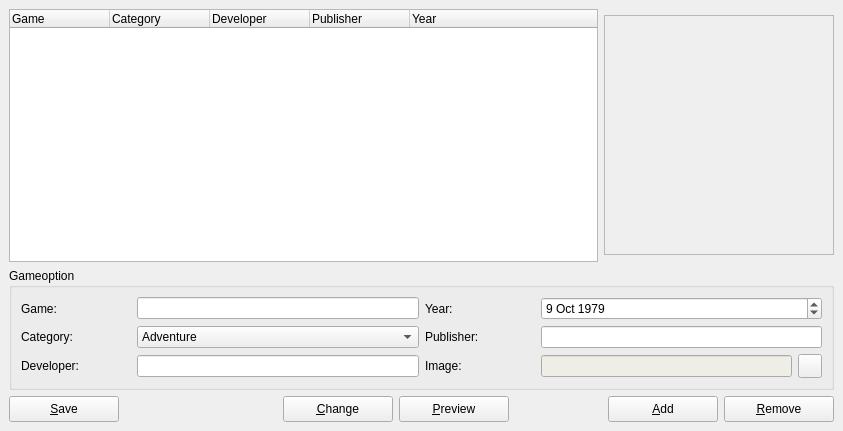
The window that ui/gamesettings.ui (LasDesu/DBoxFE) describes before a commit, drawn with Qt 5.
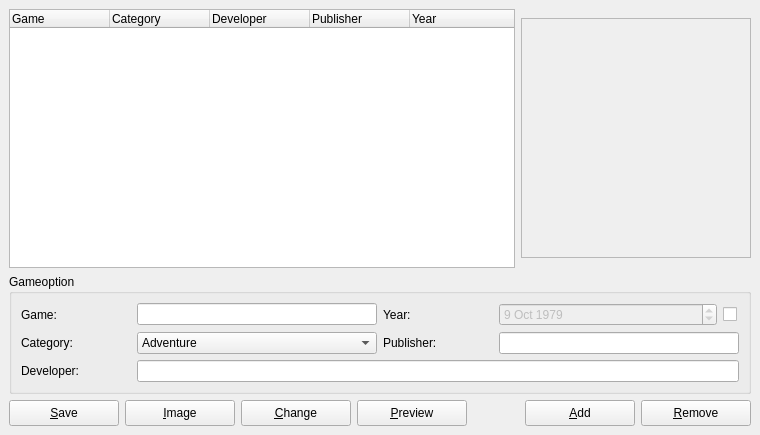
The same window after the commit. Icons and pictures are not drawn.

Commit message: * new XMLPreferences Class from OsDab project 	* fixed a small bug in XMLPreferences.cpp

What changed in the file:
```diff
--- a/ui/gamesettings.ui
+++ b/ui/gamesettings.ui
@@ -8,8 +8,8 @@
    <rect>
     <x>0</x>
     <y>0</y>
-    <width>843</width>
-    <height>431</height>
+    <width>760</width>
+    <height>435</height>
    </rect>
   </property>
   <property name="windowTitle" >
@@ -25,7 +25,7 @@
    <property name="spacing" >
     <number>6</number>
    </property>
-   <item row="0" column="0" >
+   <item row="2" column="0" >
     <layout class="QHBoxLayout" >
      <property name="margin" >
       <number>0</number>
@@ -34,65 +34,142 @@
       <number>6</number>
      </property>
      <item>
-      <widget class="QTreeWidget" name="twGameSettings" >
-       <property name="contextMenuPolicy" >
-        <enum>Qt::CustomContextMenu</enum>
+      <widget class="QPushButton" name="btnSave" >
+       <property name="minimumSize" >
+        <size>
+         <width>110</width>
+         <height>26</height>
+        </size>
        </property>
-       <column>
-        <property name="text" >
-         <string>Game</string>
-        </property>
-       </column>
-       <column>
-        <property name="text" >
-         <string>Category</string>
-        </property>
-       </column>
-       <column>
-        <property name="text" >
-         <string>Developer</string>
-        </property>
-       </column>
-       <column>
-        <property name="text" >
-         <string>Publisher</string>
-        </property>
-       </column>
-       <column>
-        <property name="text" >
-         <string>Year</string>
-        </property>
-       </column>
+       <property name="maximumSize" >
+        <size>
+         <width>110</width>
+         <height>26</height>
+        </size>
+       </property>
+       <property name="text" >
+        <string>&amp;Save</string>
+       </property>
       </widget>
      </item>
      <item>
-      <widget class="QLabel" name="gameImage" >
+      <widget class="QPushButton" name="btnImage" >
        <property name="minimumSize" >
         <size>
-         <width>230</width>
-         <height>240</height>
+         <width>110</width>
+         <height>26</height>
         </size>
        </property>
        <property name="maximumSize" >
         <size>
-         <width>230</width>
-         <height>240</height>
+         <width>110</width>
+         <height>26</height>
         </size>
        </property>
-       <property name="frameShape" >
-        <enum>QFrame::StyledPanel</enum>
+       <property name="text" >
+        <string>&amp;Image</string>
        </property>
-       <property name="frameShadow" >
-        <enum>QFrame::Sunken</enum>
+      </widget>
+     </item>
+     <item>
+      <spacer>
+       <property name="orientation" >
+        <enum>Qt::Horizontal</enum>
        </property>
+       <property name="sizeHint" >
+        <size>
+         <width>21</width>
+         <height>26</height>
+        </size>
+       </property>
+      </spacer>
+     </item>
+     <item>
+      <widget class="QPushButton" name="btnChange" >
+       <property name="minimumSize" >
+        <size>
+         <width>110</width>
+         <height>26</height>
+        </size>
+       </property>
+       <property name="maximumSize" >
+        <size>
+         <width>110</width>
+         <height>26</height>
+        </size>
+       </property>
        <property name="text" >
-        <string/>
+        <string>&amp;Change</string>
        </property>
-       <property name="scaledContents" >
-        <bool>true</bool>
+      </widget>
+     </item>
+     <item>
+      <widget class="QPushButton" name="btnPreview" >
+       <property name="minimumSize" >
+        <size>
+         <width>110</width>
+         <height>26</height>
+        </size>
        </property>
-       <property name="buddy" >
-        <cstring>twGameSettings</cstring>
+       <property name="maximumSize" >
+        <size>
+         <width>110</width>
+         <height>26</height>
+        </size>
+       </property>
+       <property name="text" >
+        <string>&amp;Preview</string>
+       </property>
+      </widget>
+     </item>
+     <item>
+      <spacer>
+       <property name="orientation" >
+        <enum>Qt::Horizontal</enum>
+       </property>
+       <property name="sizeHint" >
+        <size>
+         <width>79</width>
+         <height>26</height>
+        </size>
+       </property>
+      </spacer>
+     </item>
+     <item>
+      <widget class="QPushButton" name="btnAdd" >
+       <property name="minimumSize" >
+        <size>
+         <width>110</width>
+         <height>26</height>
+        </size>
+       </property>
+       <property name="maximumSize" >
+        <size>
+         <width>110</width>
+         <height>26</height>
+        </size>
+       </property>
+       <property name="text" >
+        <string>&amp;Add</string>
+       </property>
+      </widget>
+     </item>
+     <item>
+      <widget class="QPushButton" name="btnRemove" >
+       <property name="minimumSize" >
+        <size>
+         <width>110</width>
+         <height>26</height>
+        </size>
+       </property>
+       <property name="maximumSize" >
+        <size>
+         <width>110</width>
+         <height>26</height>
+        </size>
+       </property>
+       <property name="text" >
+        <string>&amp;Remove</string>
        </property>
       </widget>
      </item>
@@ -110,7 +187,7 @@
       <property name="spacing" >
        <number>6</number>
       </property>
-      <item row="2" column="0" >
+      <item row="2" column="0" colspan="2" >
        <layout class="QHBoxLayout" >
         <property name="margin" >
          <number>0</number>
@@ -145,6 +222,76 @@
         </item>
        </layout>
       </item>
+      <item row="1" column="1" >
+       <layout class="QHBoxLayout" >
+        <property name="margin" >
+         <number>0</number>
+        </property>
+        <property name="spacing" >
+         <number>6</number>
+        </property>
+        <item>
+         <widget class="QLabel" name="label_4" >
+          <property name="minimumSize" >
+           <size>
+            <width>110</width>
+            <height>0</height>
+           </size>
+          </property>
+          <property name="maximumSize" >
+           <size>
+            <width>110</width>
+            <height>16777215</height>
+           </size>
+          </property>
+          <property name="text" >
+           <string>Publisher:</string>
+          </property>
+          <property name="buddy" >
+           <cstring>LEGamePublisher</cstring>
+          </property>
+         </widget>
+        </item>
+        <item>
+         <widget class="QLineEdit" name="LEGamePublisher" />
+        </item>
+       </layout>
+      </item>
+      <item row="0" column="0" >
+       <layout class="QHBoxLayout" >
+        <property name="margin" >
+         <number>0</number>
+        </property>
+        <property name="spacing" >
+         <number>6</number>
+        </property>
+        <item>
+         <widget class="QLabel" name="label_6" >
+          <property name="minimumSize" >
+           <size>
+            <width>110</width>
+            <height>0</height>
+           </size>
+          </property>
+          <property name="maximumSize" >
+           <size>
+            <width>110</width>
+            <height>16777215</height>
+           </size>
+          </property>
+          <property name="text" >
+           <string>Game:</string>
+          </property>
+          <property name="buddy" >
+           <cstring>LEGame</cstring>
+          </property>
+         </widget>
+        </item>
+        <item>
+         <widget class="QLineEdit" name="LEGame" />
+        </item>
+       </layout>
+      </item>
       <item row="1" column="0" >
        <layout class="QHBoxLayout" >
         <property name="margin" >
@@ -251,41 +398,6 @@
         </item>
        </layout>
       </item>
-      <item row="0" column="0" >
-       <layout class="QHBoxLayout" >
-        <property name="margin" >
-         <number>0</number>
-        </property>
-        <property name="spacing" >
-         <number>6</number>
-        </property>
-        <item>
-         <widget class="QLabel" name="label_6" >
-          <property name="minimumSize" >
-           <size>
-            <width>110</width>
-            <height>0</height>
-           </size>
-          </property>
-          <property name="maximumSize" >
-           <size>
-            <width>110</width>
-            <height>16777215</height>
-           </size>
-          </property>
-          <property name="text" >
-           <string>Game:</string>
-          </property>
-          <property name="buddy" >
-           <cstring>LEGame</cstring>
-          </property>
-         </widget>
-        </item>
-        <item>
-         <widget class="QLineEdit" name="LEGame" />
-        </item>
-       </layout>
-      </item>
       <item row="0" column="1" >
        <layout class="QHBoxLayout" >
         <property name="margin" >
@@ -318,6 +430,9 @@
         </item>
         <item>
          <widget class="QDateEdit" name="dateEditGameYear" >
+          <property name="enabled" >
+           <bool>false</bool>
+          </property>
           <property name="date" >
            <date>
             <year>1979</year>
@@ -327,361 +442,22 @@
           </property>
          </widget>
         </item>
-       </layout>
-      </item>
-      <item row="1" column="1" >
-       <layout class="QHBoxLayout" >
-        <property name="margin" >
-         <number>0</number>
-        </property>
-        <property name="spacing" >
-         <number>6</number>
-        </property>
         <item>
-         <widget class="QLabel" name="label_4" >
+         <widget class="QCheckBox" name="chkBoxDate" >
           <property name="minimumSize" >
            <size>
-            <width>110</width>
-            <height>0</height>
+            <width>16</width>
+            <height>16</height>
            </size>
           </property>
           <property name="maximumSize" >
            <size>
-            <width>110</width>
-            <height>16777215</height>
+            <width>16</width>
+            <height>16</height>
            </size>
           </property>
-          <property name="text" >
-           <string>Publisher:</string>
-          </property>
-          <property name="buddy" >
-           <cstring>LEGamePublisher</cstring>
-          </property>
-         </widget>
-        </item>
-        <item>
-         <widget class="QLineEdit" name="LEGamePublisher" />
-        </item>
-       </layout>
-      </item>
-      <item row="2" column="1" >
-       <layout class="QHBoxLayout" >
-        <property name="margin" >
-         <number>0</number>
-        </property>
-        <property name="spacing" >
-         <number>6</number>
-        </property>
-        <item>
-         <widget class="QLabel" name="label_3" >
-          <property name="minimumSize" >
-           <size>
-            <width>110</width>
-            <height>0</height>
-           </size>
-          </property>
-          <property name="maximumSize" >
-           <size>
-            <width>110</width>
-            <height>16777215</height>
-           </size>
-          </property>
-          <property name="text" >
-           <string>Image:</string>
-          </property>
-          <property name="buddy" >
-           <cstring>LEGameImage</cstring>
-          </property>
-         </widget>
-        </item>
-        <item>
-         <widget class="QLineEdit" name="LEGameImage" >
-          <property name="enabled" >
-           <bool>false</bool>
-          </property>
-          <property name="palette" >
-           <palette>
-            <active>
-             <color>
-              <red>0</red>
-              <green>0</green>
-              <blue>0</blue>
-             </color>
-             <color>
-              <red>238</red>
-              <green>238</green>
-              <blue>230</blue>
-             </color>
-             <color>
-              <red>255</red>
-              <green>255</green>
-              <blue>255</blue>
-             </color>
-             <color>
-              <red>246</red>
-              <green>246</green>
-              <blue>242</blue>
-             </color>
-             <color>
-              <red>119</red>
-              <green>119</green>
-              <blue>115</blue>
-             </color>
-             <color>
-              <red>159</red>
-              <green>159</green>
-              <blue>153</blue>
-             </color>
-             <color>
-              <red>0</red>
-              <green>0</green>
-              <blue>0</blue>
-             </color>
-             <color>
-              <red>255</red>
-              <green>255</green>
-              <blue>255</blue>
-             </color>
-             <color>
-              <red>0</red>
-              <green>0</green>
-              <blue>0</blue>
-             </color>
-             <color>
-              <red>255</red>
-              <green>255</green>
-              <blue>255</blue>
-             </color>
-             <color>
-              <red>238</red>
-              <green>238</green>
-              <blue>230</blue>
-             </color>
-             <color>
-              <red>0</red>
-              <green>0</green>
-              <blue>0</blue>
-             </color>
-             <color>
-              <red>0</red>
-              <green>0</green>
-              <blue>128</blue>
-             </color>
-             <color>
-              <red>255</red>
-              <green>255</green>
-              <blue>255</blue>
-             </color>
-             <color>
-              <red>0</red>
-              <green>0</green>
-              <blue>238</blue>
-             </color>
-             <color>
-              <red>82</red>
-              <green>24</green>
-              <blue>139</blue>
-             </color>
-             <color>
-              <red>232</red>
-              <green>232</green>
-              <blue>232</blue>
-             </color>
-            </active>
-            <inactive>
-             <color>
-              <red>0</red>
-              <green>0</green>
-              <blue>0</blue>
-             </color>
-             <color>
-              <red>238</red>
-              <green>238</green>
-              <blue>230</blue>
-             </color>
-             <color>
-              <red>255</red>
-              <green>255</green>
-              <blue>255</blue>
-             </color>
-             <color>
-              <red>255</red>
-              <green>255</green>
-              <blue>255</blue>
-             </color>
-             <color>
-              <red>119</red>
-              <green>119</green>
-              <blue>115</blue>
-             </color>
-             <color>
-              <red>159</red>
-              <green>159</green>
-              <blue>153</blue>
-             </color>
-             <color>
-              <red>0</red>
-              <green>0</green>
-              <blue>0</blue>
-             </color>
-             <color>
-              <red>255</red>
-              <green>255</green>
-              <blue>255</blue>
-             </color>
-             <color>
-              <red>0</red>
-              <green>0</green>
-              <blue>0</blue>
-             </color>
-             <color>
-              <red>255</red>
-              <green>255</green>
-              <blue>255</blue>
-             </color>
-             <color>
-              <red>238</red>
-              <green>238</green>
-              <blue>230</blue>
-             </color>
-             <color>
-              <red>0</red>
-              <green>0</green>
-              <blue>0</blue>
-             </color>
-             <color>
-              <red>0</red>
-              <green>0</green>
-              <blue>128</blue>
-             </color>
-             <color>
-              <red>255</red>
-              <green>255</green>
-              <blue>255</blue>
-             </color>
-             <color>
-              <red>0</red>
-              <green>0</green>
-              <blue>238</blue>
-             </color>
-             <color>
-              <red>82</red>
-              <green>24</green>
-              <blue>139</blue>
-             </color>
-             <color>
-              <red>232</red>
-              <green>232</green>
-              <blue>232</blue>
-             </color>
-            </inactive>
-            <disabled>
-             <color>
-              <red>0</red>
-              <green>0</green>
-              <blue>0</blue>
-             </color>
-             <color>
-              <red>238</red>
-              <green>238</green>
-              <blue>230</blue>
-             </color>
-             <color>
-              <red>255</red>
-              <green>255</green>
-              <blue>255</blue>
-             </color>
-             <color>
-              <red>255</red>
-              <green>255</green>
-              <blue>255</blue>
-             </color>
-             <color>
-              <red>119</red>
-              <green>119</green>
-              <blue>115</blue>
-             </color>
-             <color>
-              <red>159</red>
-              <green>159</green>
-              <blue>153</blue>
-             </color>
-             <color>
-              <red>128</red>
-              <green>128</green>
-              <blue>128</blue>
-             </color>
-             <color>
-              <red>255</red>
-              <green>255</green>
-              <blue>255</blue>
-             </color>
-             <color>
-              <red>128</red>
-              <green>128</green>
-              <blue>128</blue>
-             </color>
-             <color>
-              <red>238</red>
-              <green>238</green>
-              <blue>230</blue>
-             </color>
-             <color>
-              <red>238</red>
-              <green>238</green>
-              <blue>230</blue>
-             </color>
-             <color>
-              <red>0</red>
-              <green>0</green>
-              <blue>0</blue>
-             </color>
-             <color>
-              <red>0</red>
-              <green>0</green>
-              <blue>128</blue>
-             </color>
-             <color>
-              <red>255</red>
-              <green>255</green>
-              <blue>255</blue>
-             </color>
-             <color>
-              <red>0</red>
-              <green>0</green>
-              <blue>238</blue>
-             </color>
-             <color>
-              <red>82</red>
-              <green>24</green>
-              <blue>139</blue>
-             </color>
-             <color>
-              <red>232</red>
-              <green>232</green>
-              <blue>232</blue>
-             </color>
-            </disabled>
-           </palette>
-          </property>
-          <property name="text" >
-           <string/>
-          </property>
-         </widget>
-        </item>
-        <item>
-         <widget class="QPushButton" name="btnImage" >
-          <property name="minimumSize" >
-           <size>
-            <width>24</width>
-            <height>24</height>
-           </size>
-          </property>
-          <property name="maximumSize" >
-           <size>
-            <width>24</width>
-            <height>24</height>
-           </size>
+          <property name="toolTip" >
+           <string>Add date?</string>
           </property>
           <property name="text" >
            <string/>
@@ -693,133 +469,81 @@
      </layout>
     </widget>
    </item>
-   <item row="2" column="0" >
-    <layout class="QHBoxLayout" >
+   <item row="0" column="0" >
+    <layout class="QGridLayout" >
      <property name="margin" >
       <number>0</number>
      </property>
      <property name="spacing" >
       <number>6</number>
      </property>
-     <item>
-      <widget class="QPushButton" name="btnSave" >
+     <item row="0" column="1" >
+      <widget class="QLabel" name="gameImage" >
        <property name="minimumSize" >
         <size>
-         <width>110</width>
-         <height>26</height>
+         <width>230</width>
+         <height>240</height>
         </size>
        </property>
        <property name="maximumSize" >
         <size>
-         <width>110</width>
-         <height>26</height>
+         <width>230</width>
+         <height>240</height>
         </size>
        </property>
-       <property name="text" >
-        <string>&amp;Save</string>
+       <property name="frameShape" >
+        <enum>QFrame::StyledPanel</enum>
        </property>
-      </widget>
-     </item>
-     <item>
-      <spacer>
-       <property name="orientation" >
-        <enum>Qt::Horizontal</enum>
+       <property name="frameShadow" >
+        <enum>QFrame::Sunken</enum>
        </property>
-       <property name="sizeHint" >
-        <size>
-         <width>158</width>
-         <height>20</height>
-        </size>
-       </property>
-      </spacer>
-     </item>
-     <item>
-      <widget class="QPushButton" name="btnChange" >
-       <property name="minimumSize" >
-        <size>
-         <width>110</width>
-         <height>26</height>
-        </size>
-       </property>
-       <property name="maximumSize" >
-        <size>
-         <width>110</width>
-         <height>26</height>
-        </size>
-       </property>
        <property name="text" >
-        <string>&amp;Change</string>
+        <string/>
        </property>
-      </widget>
-     </item>
-     <item>
-      <widget class="QPushButton" name="btnPreview" >
-       <property name="minimumSize" >
-        <size>
-         <width>110</width>
-         <height>26</height>
-        </size>
+       <property name="scaledContents" >
+        <bool>true</bool>
        </property>
-       <property name="maximumSize" >
-        <size>
-         <width>110</width>
-         <height>26</height>
-        </size>
+       <property name="buddy" >
+        <cstring>twGameSettings</cstring>
        </property>
-       <property name="text" >
-        <string>&amp;Preview</string>
-       </property>
       </widget>
      </item>
-     <item>
-      <spacer>
-       <property name="orientation" >
-        <enum>Qt::Horizontal</enum>
+     <item row="0" column="0" >
+      <widget class="QTreeWidget" name="twGameSettings" >
+       <property name="contextMenuPolicy" >
+        <enum>Qt::CustomContextMenu</enum>
        </property>
-       <property name="sizeHint" >
-        <size>
-         <width>31</width>
-         <height>20</height>
-        </size>
+       <property name="rootIsDecorated" >
+        <bool>false</bool>
        </property>
-      </spacer>
-     </item>
-     <item>
-      <widget class="QPushButton" name="btnAdd" >
-       <property name="minimumSize" >
-        <size>
-         <width>110</width>
-         <height>26</height>
-        </size>
+       <property name="itemsExpandable" >
+        <bool>false</bool>
        </property>
-       <property name="maximumSize" >
-        <size>
-         <width>110</width>
-         <height>26</height>
-        </size>
-       </property>
-       <property name="text" >
-        <string>&amp;Add</string>
-       </property>
-      </widget>
-     </item>
-     <item>
-      <widget class="QPushButton" name="btnRemove" >
-       <property name="minimumSize" >
-        <size>
-         <width>110</width>
-         <height>26</height>
-        </size>
-       </property>
-       <property name="maximumSize" >
-        <size>
-         <width>110</width>
-         <height>26</height>
-        </size>
-       </property>
-       <property name="text" >
-        <string>&amp;Remove</string>
-       </property>
+       <column>
+        <property name="text" >
+         <string>Game</string>
+        </property>
+       </column>
+       <column>
+        <property name="text" >
+         <string>Category</string>
+        </property>
+       </column>
+       <column>
+        <property name="text" >
+         <string>Developer</string>
+        </property>
+       </column>
+       <column>
+        <property name="text" >
+         <string>Publisher</string>
+        </property>
+       </column>
+       <column>
+        <property name="text" >
+         <string>Year</string>
+        </property>
+       </column>
       </widget>
      </item>
     </layout>
```
Left out of the diff: 20 changed lines with no effect on the pictures. The commit also changes 22 other files.
